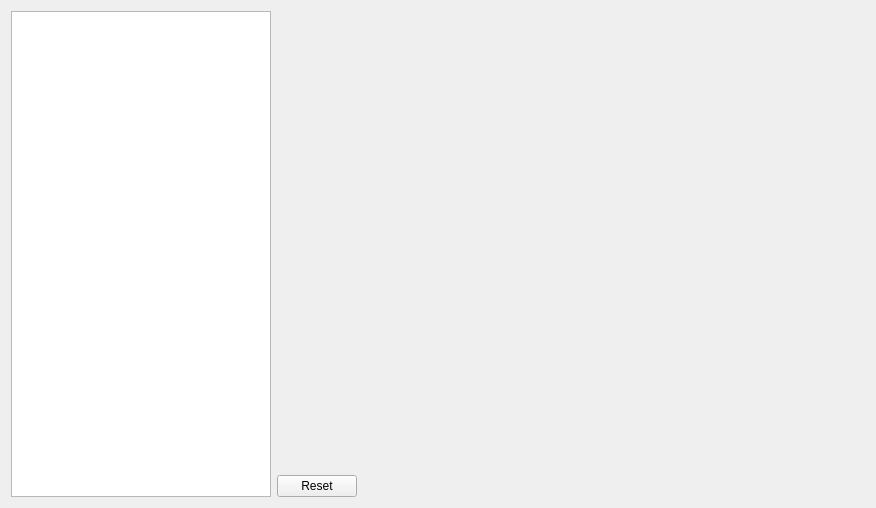
Before: the Qt Designer form source/wnd/roboconfig.ui in ww4u/mct-t4, drawn with Qt 5.
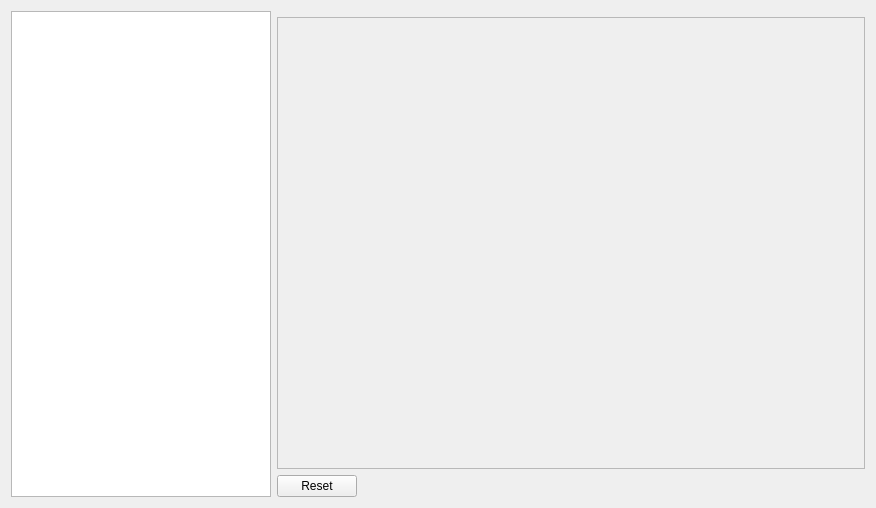
After: the same form once the commit is applied.

The edit to the form file:
```diff
--- a/source/wnd/roboconfig.ui
+++ b/source/wnd/roboconfig.ui
@@ -32,45 +32,7 @@
    <string>Form</string>
   </property>
   <layout class="QGridLayout" name="gridLayout">
-   <item row="1" column="1">
-    <widget class="QStackedWidget" name="stackedWidget">
-     <property name="sizePolicy">
-      <sizepolicy hsizetype="Preferred" vsizetype="Preferred">
-       <horstretch>0</horstretch>
-       <verstretch>0</verstretch>
-      </sizepolicy>
-     </property>
-     <property name="minimumSize">
-      <size>
-       <width>0</width>
-       <height>0</height>
-      </size>
-     </property>
-     <property name="maximumSize">
-      <size>
-       <width>16777215</width>
-       <height>16777215</height>
-      </size>
-     </property>
-    </widget>
-   </item>
-   <item row="2" column="1">
-    <widget class="QDialogButtonBox" name="buttonBox">
-     <property name="sizePolicy">
-      <sizepolicy hsizetype="Preferred" vsizetype="Fixed">
-       <horstretch>0</horstretch>
-       <verstretch>0</verstretch>
-      </sizepolicy>
-     </property>
-     <property name="standardButtons">
-      <set>QDialogButtonBox::Reset</set>
-     </property>
-     <property name="centerButtons">
-      <bool>false</bool>
-     </property>
-    </widget>
-   </item>
-   <item row="1" column="0" rowspan="2">
+   <item row="1" column="0" rowspan="3">
     <widget class="QTreeWidget" name="treeWidget">
      <property name="sizePolicy">
       <sizepolicy hsizetype="Preferred" vsizetype="Preferred">
@@ -112,6 +74,67 @@
      </column>
     </widget>
    </item>
+   <item row="2" column="1">
+    <widget class="QScrollArea" name="scrollArea">
+     <property name="widgetResizable">
+      <bool>true</bool>
+     </property>
+     <widget class="QWidget" name="scrollAreaWidgetContents">
+      <property name="geometry">
+       <rect>
+        <x>0</x>
+        <y>0</y>
+        <width>590</width>
+        <height>453</height>
+       </rect>
+      </property>
+      <widget class="QStackedWidget" name="stackedWidget">
+       <property name="geometry">
+        <rect>
+         <x>0</x>
+         <y>0</y>
+         <width>591</width>
+         <height>451</height>
+        </rect>
+       </property>
+       <property name="sizePolicy">
+        <sizepolicy hsizetype="Preferred" vsizetype="Preferred">
+         <horstretch>0</horstretch>
+         <verstretch>0</verstretch>
+        </sizepolicy>
+       </property>
+       <property name="minimumSize">
+        <size>
+         <width>0</width>
+         <height>0</height>
+        </size>
+       </property>
+       <property name="maximumSize">
+        <size>
+         <width>16777215</width>
+         <height>16777215</height>
+        </size>
+       </property>
+      </widget>
+     </widget>
+    </widget>
+   </item>
+   <item row="3" column="1">
+    <widget class="QDialogButtonBox" name="buttonBox">
+     <property name="sizePolicy">
+      <sizepolicy hsizetype="Preferred" vsizetype="Fixed">
+       <horstretch>0</horstretch>
+       <verstretch>0</verstretch>
+      </sizepolicy>
+     </property>
+     <property name="standardButtons">
+      <set>QDialogButtonBox::Reset</set>
+     </property>
+     <property name="centerButtons">
+      <bool>false</bool>
+     </property>
+    </widget>
+   </item>
   </layout>
  </widget>
  <resources/>
```
